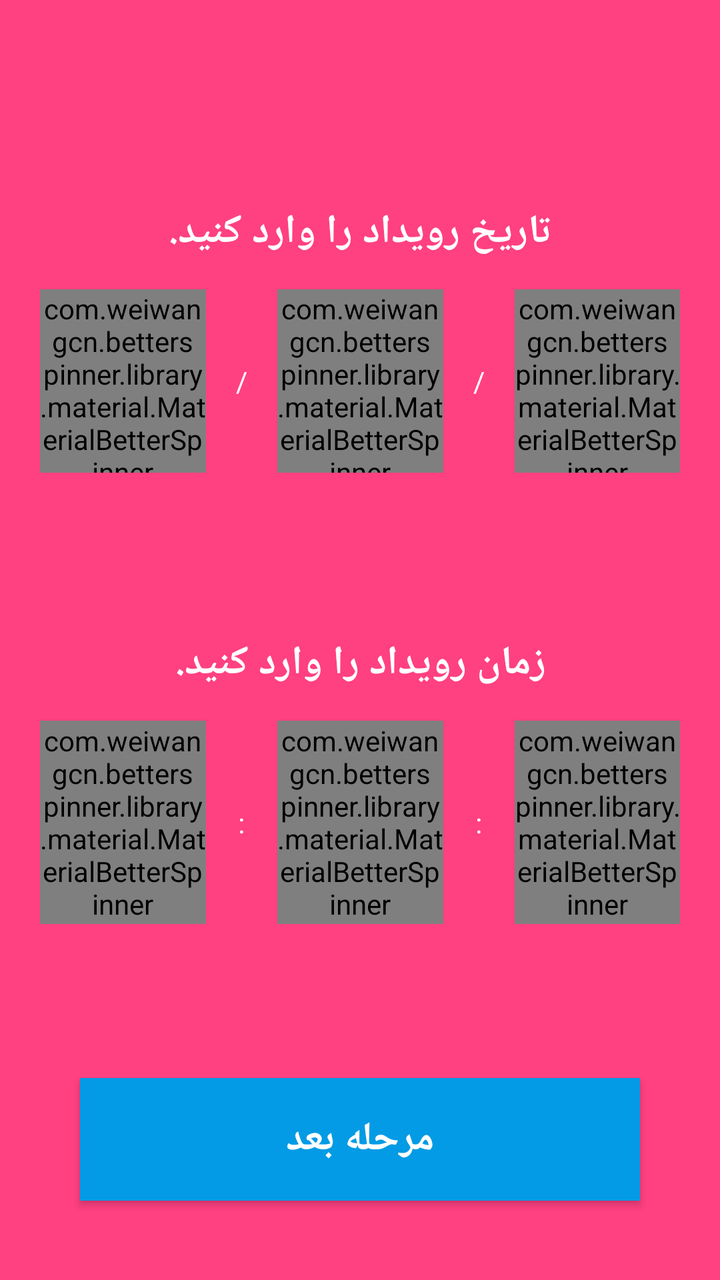
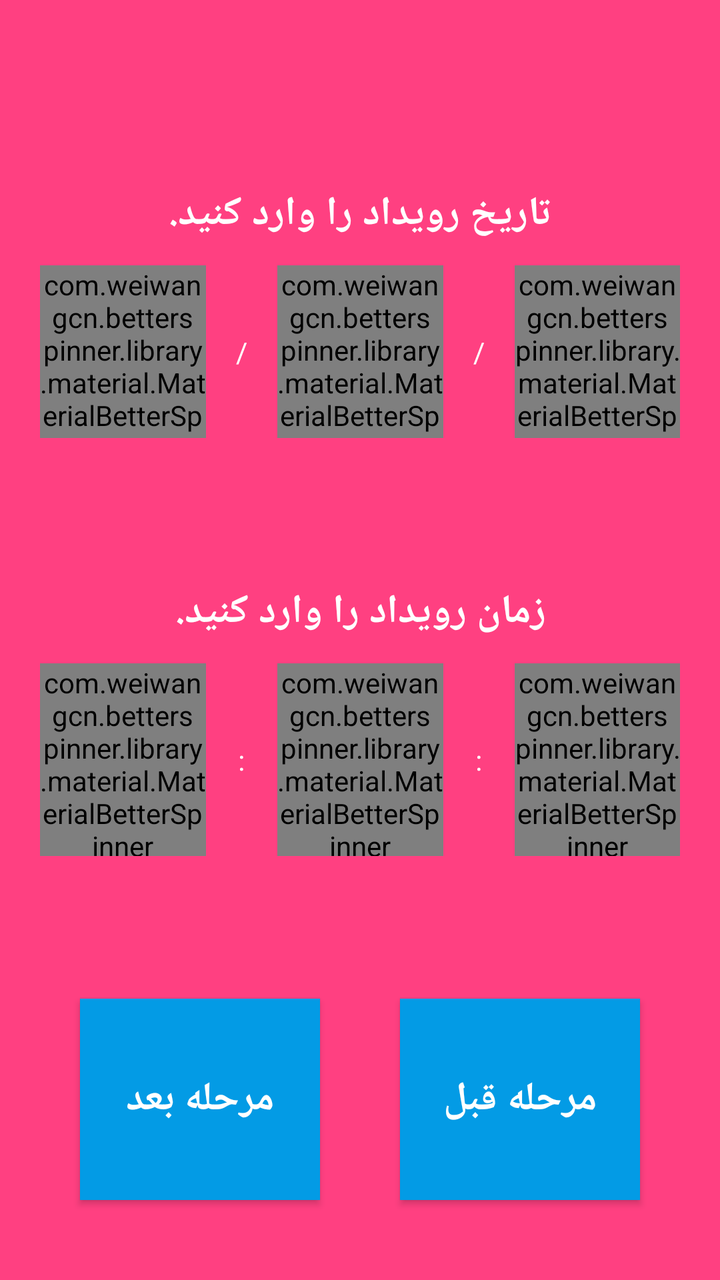

Before-and-after screenshots of an Android layout around one commit, followed by the original layout XML and the change that was made.
<!-- AndroidManifest.xml: application theme AppTheme -->
<!-- res/layout/activity_time_date.xml -->
<?xml version="1.0" encoding="utf-8"?>
<RelativeLayout xmlns:android="http://schemas.android.com/apk/res/android"
    xmlns:app="http://schemas.android.com/apk/res-auto"
    xmlns:tools="http://schemas.android.com/tools"
    android:layout_width="match_parent"
    android:layout_height="match_parent"
    android:background="@color/colorAccent"
    android:paddingTop="10dp"
    tools:context=".Report.ActivityTimeDate">

    <LinearLayout
        android:layout_width="match_parent"
        android:layout_height="match_parent"
        android:layout_margin="20dp"
        android:orientation="vertical">
        <TextView
            android:id="@+id/b11"
            android:layout_width="match_parent"
            android:layout_height="match_parent"
            android:layout_below="@+id/ivAttachment"
            android:layout_centerHorizontal="true"
            android:layout_weight="1.2"
            android:gravity="center"
            android:textColor="#fff" />

        <TextView
            android:id="@+id/bbb1"
            android:layout_width="match_parent"
            android:layout_height="match_parent"
            android:layout_below="@+id/ivAttachment"
            android:layout_centerHorizontal="true"
            android:layout_weight="1.2"
            android:gravity="center"
            android:text="تاریخ رویداد را وارد کنید."
            android:textColor="#fff"
            android:textSize="20dp"
            android:textStyle="bold" />

        <LinearLayout
            android:layout_width="match_parent"
            android:layout_height="match_parent"
            android:layout_weight="1.1"
            android:orientation="horizontal"
            android:paddingBottom="10dp">

            <com.weiwangcn.betterspinner.library.material.MaterialBetterSpinner
                android:id="@+id/year_spinner"
                android:layout_width="match_parent"
                android:layout_height="match_parent"
                android:layout_weight="1"
                android:gravity="center"
                android:hint="سال"
                android:textColor="#ffff"
                android:textColorHighlight="#ffff"
                android:textColorHint="#CFD8DC"
                app:met_floatingLabel="normal" />

            <TextView
                android:id="@+id/blank11"
                android:layout_width="match_parent"
                android:layout_height="match_parent"
                android:layout_below="@+id/ivAttachment"
                android:layout_centerHorizontal="true"
                android:layout_weight="1.2"
                android:gravity="center"
                android:text="/"
                android:textColor="#fff" />

            <com.weiwangcn.betterspinner.library.material.MaterialBetterSpinner
                android:id="@+id/mounth_spinner"
                android:layout_width="match_parent"
                android:layout_height="match_parent"
                android:layout_weight="1"
                android:gravity="center"
                android:hint="ماه"
                android:textColor="#ffff"
                android:textColorHighlight="#ffff"
                android:textColorHint="#CFD8DC"
                app:met_floatingLabel="normal" />

            <TextView
                android:id="@+id/blank2"
                android:layout_width="match_parent"
                android:layout_height="match_parent"
                android:layout_below="@+id/ivAttachment"
                android:layout_centerHorizontal="true"
                android:layout_weight="1.2"
                android:gravity="center"
                android:text="/"
                android:textColor="#fff" />

            <com.weiwangcn.betterspinner.library.material.MaterialBetterSpinner
                android:id="@+id/day_spinner"
                android:layout_width="match_parent"
                android:layout_height="match_parent"
                android:layout_weight="1"
                android:gravity="center"
                android:hint=" روز"
                android:textColor="#ffff"
                android:textColorHighlight="#ffff"
                android:textColorHint="#CFD8DC"
                app:met_floatingLabel="normal" />
        </LinearLayout>

        <TextView
            android:id="@+id/b22"
            android:layout_width="match_parent"
            android:layout_height="match_parent"
            android:layout_below="@+id/ivAttachment"
            android:layout_centerHorizontal="true"
            android:layout_weight="1.2"
            android:gravity="center"
            android:textColor="#fff" />

        <TextView
            android:id="@+id/b2"
            android:layout_width="match_parent"
            android:layout_height="match_parent"
            android:layout_below="@+id/ivAttachment"
            android:layout_centerHorizontal="true"
            android:layout_weight="1.2"
            android:gravity="center"
            android:text="زمان رویداد را وارد کنید."
            android:textColor="#fff"
            android:textSize="20dp"
            android:textStyle="bold" />


        <LinearLayout
            android:layout_width="match_parent"
            android:layout_height="match_parent"
            android:layout_weight="1.1"
            android:orientation="horizontal">

            <com.weiwangcn.betterspinner.library.material.MaterialBetterSpinner
                android:id="@+id/hour_spinner"
                android:layout_width="match_parent"
                android:layout_height="match_parent"
                android:layout_weight="1"
                android:gravity="center"
                android:hint="ساعت"
                android:textColor="#ffff"
                android:textColorHighlight="#ffff"
                android:textColorHint="#CFD8DC"
                app:met_floatingLabel="normal" />

            <TextView
                android:id="@+id/blank1"
                android:layout_width="match_parent"
                android:layout_height="match_parent"
                android:layout_below="@+id/ivAttachment"
                android:layout_centerHorizontal="true"
                android:layout_weight="1.2"
                android:gravity="center"
                android:text=":"
                android:textColor="#fff" />

            <com.weiwangcn.betterspinner.library.material.MaterialBetterSpinner
                android:id="@+id/minut_spinner"
                android:layout_width="match_parent"
                android:layout_height="match_parent"
                android:layout_weight="1"
                android:gravity="center"
                android:hint="دقیقه"
                android:textColor="#ffff"
                android:textColorHighlight="#ffff"
                android:textColorHint="#CFD8DC"
                app:met_floatingLabel="normal" />

            <TextView
                android:id="@+id/blank2"
                android:layout_width="match_parent"
                android:layout_height="match_parent"
                android:layout_below="@+id/ivAttachment"
                android:layout_centerHorizontal="true"
                android:layout_weight="1.2"
                android:gravity="center"
                android:text=":"
                android:textColor="#fff" />

            <com.weiwangcn.betterspinner.library.material.MaterialBetterSpinner
                android:id="@+id/secound_spinner"
                android:layout_width="match_parent"
                android:layout_height="match_parent"
                android:layout_weight="1"
                android:gravity="center"
                android:hint="ثانیه"
                android:textColor="#ffff"
                android:textColorHighlight="#ffff"
                android:textColorHint="#CFD8DC"
                app:met_floatingLabel="normal" />
        </LinearLayout>

        <TextView
            android:id="@+id/b3"
            android:layout_width="match_parent"
            android:layout_height="match_parent"
            android:layout_below="@+id/ivAttachment"
            android:layout_centerHorizontal="true"
            android:layout_weight="1.2"
            android:gravity="center"
            android:textColor="#fff" />

        <Button
            android:id="@+id/btn_date_next"
            android:layout_width="match_parent"
            android:layout_height="match_parent"
            android:layout_alignParentBottom="true"
            android:layout_margin="20dp"
            android:layout_weight="1.1"
            android:background="#039be5"
            android:gravity="center"
            android:text="مرحله بعد"
            android:textColor="#fff"
            android:textSize="20sp"
            android:textStyle="bold" />

    </LinearLayout>

</RelativeLayout>
<!-- resources referenced by this layout -->
<resources>
  <color name="colorAccent">#FF4081</color>
  <style name="AppTheme" parent="Theme.AppCompat.Light.DarkActionBar">
          
          <item name="colorPrimary">@color/colorPrimary</item>
          <item name="colorPrimaryDark">@color/colorPrimaryDark</item>
          <item name="colorAccent">@color/colorAccent</item>
      </style>
  <color name="colorPrimary">#3F51B5</color>
  <color name="colorPrimaryDark">#303F9F</color>
</resources>

<!-- the commit's change to res/layout/activity_time_date.xml (unified diff, before → after) -->
@@ -24,7 +24,7 @@
             android:textColor="#fff" />
 
         <TextView
-            android:id="@+id/bbb1"
+            android:id="@+id/txt_date"
             android:layout_width="match_parent"
             android:layout_height="match_parent"
             android:layout_below="@+id/ivAttachment"
@@ -113,7 +113,7 @@
             android:textColor="#fff" />
 
         <TextView
-            android:id="@+id/b2"
+            android:id="@+id/txt_time"
             android:layout_width="match_parent"
             android:layout_height="match_parent"
             android:layout_below="@+id/ivAttachment"
@@ -201,19 +201,41 @@
             android:gravity="center"
             android:textColor="#fff" />
 
-        <Button
-            android:id="@+id/btn_date_next"
-            android:layout_width="match_parent"
-            android:layout_height="match_parent"
-            android:layout_alignParentBottom="true"
-            android:layout_margin="20dp"
-            android:layout_weight="1.1"
-            android:background="#039be5"
-            android:gravity="center"
-            android:text="مرحله بعد"
-            android:textColor="#fff"
-            android:textSize="20sp"
-            android:textStyle="bold" />
+        <LinearLayout
+            android:layout_width="match_parent"
+            android:layout_height="match_parent"
+            android:layout_weight="1"
+            android:orientation="horizontal">
+
+            <Button
+                android:id="@+id/btn_date_next"
+                android:layout_width="match_parent"
+                android:layout_height="match_parent"
+                android:layout_alignParentBottom="true"
+                android:layout_margin="20dp"
+                android:layout_weight="1"
+                android:background="#039be5"
+                android:gravity="center"
+                android:text="مرحله بعد"
+                android:textColor="#fff"
+                android:textSize="20sp"
+                android:textStyle="bold" />
+
+            <Button
+                android:id="@+id/btn_date_back"
+                android:layout_width="match_parent"
+                android:layout_height="match_parent"
+                android:layout_alignParentBottom="true"
+                android:layout_margin="20dp"
+                android:layout_weight="1"
+                android:background="#039be5"
+                android:gravity="center"
+                android:text="مرحله قبل"
+                android:textColor="#fff"
+                android:textSize="20sp"
+                android:textStyle="bold" />
+
+        </LinearLayout>
 
     </LinearLayout>
 
